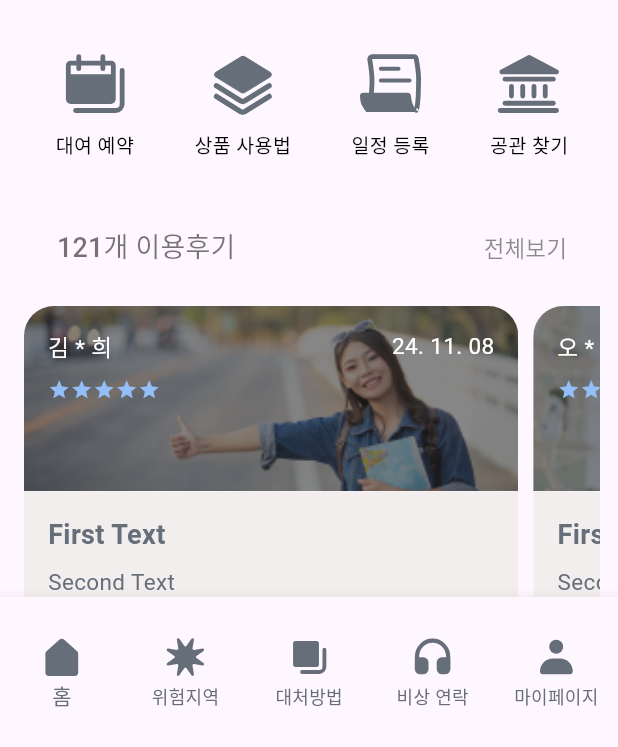
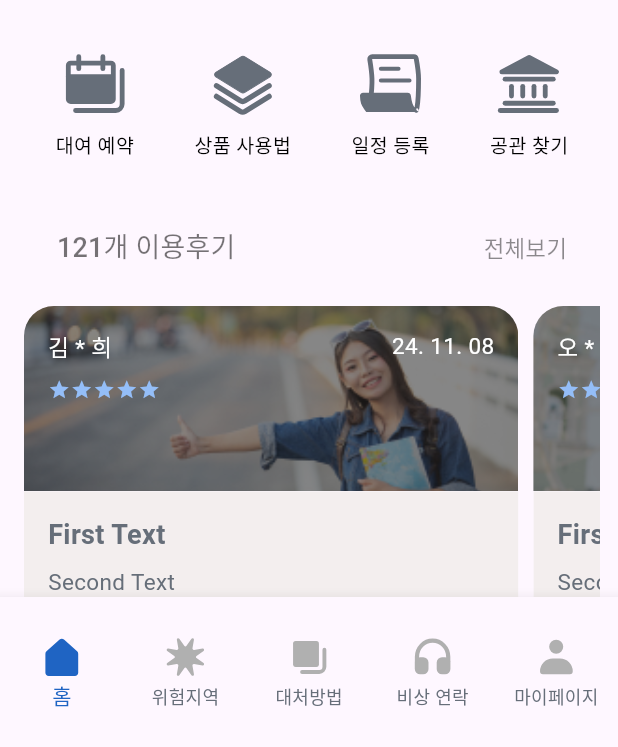
Before and after one commit to mxcoogi/Ravis, a Flutter app: the MainScreen screen opened directly, on a phone screen of 412 x 824 dp, the part 489-1236 px from its top. Run offline on Flutter 3.47's test engine with Material 3 defaults, Android fonts, the phone set to English and light mode, and no system bars; our stand-ins replace flutter_svg, google_maps_flutter.

Commit message:
하단바 액티브 수정

```diff
--- a/lib/widget/wiget_bottombar.dart
+++ b/lib/widget/wiget_bottombar.dart
@@ -21,7 +21,7 @@ class CustomBottomNavBar extends StatelessWidget {
               'assets/homeIcon.svg',
               width: 30,
               height: 30,
-              color: Color(0xFF666E79),
+              color: selectedIndex == 0 ? Color(0xFF1F64C3) : Color(0xFFB0B0B0), // 선택된 경우 색상 변경
             ),
             label: '홈',
           ),
@@ -30,7 +30,7 @@ class CustomBottomNavBar extends StatelessWidget {
               'assets/dangerIcon.svg',
               width: 30,
               height: 30,
-              color: Color(0xFF666E79),
+              color: selectedIndex == 1 ? Color(0xFF1F64C3) : Color(0xFFB0B0B0), // 선택된 경우 색상 변경
             ),
             label: '위험지역',
           ),
@@ -39,7 +39,7 @@ class CustomBottomNavBar extends StatelessWidget {
               'assets/copeIcon.svg',
               width: 30,
               height: 30,
-              color: Color(0xFF666E79),
+              color: selectedIndex == 2 ? Color(0xFF1F64C3) : Color(0xFFB0B0B0), // 선택된 경우 색상 변경
             ),
             label: '대처방법',
           ),
@@ -48,7 +48,7 @@ class CustomBottomNavBar extends StatelessWidget {
               'assets/contactIcon.svg',
               width: 30,
               height: 30,
-              color: Color(0xFF666E79),
+              color: selectedIndex == 3 ? Color(0xFF1F64C3) : Color(0xFFB0B0B0), // 선택된 경우 색상 변경
             ),
             label: '비상 연락',
           ),
@@ -57,12 +57,12 @@ class CustomBottomNavBar extends StatelessWidget {
               'assets/myinfoIcon.svg',
               width: 30,
               height: 30,
-              color: Color(0xFF666E79),
+              color: selectedIndex == 4 ? Color(0xFF1F64C3) : Color(0xFFB0B0B0), // 선택된 경우 색상 변경
             ),
             label: '마이페이지',
           ),
         ],
-        selectedItemColor: Color(0xFF666E79),
+        selectedItemColor: Color(0xFF1F64C3),
         unselectedItemColor: Color(0xFF666E79),
       ),
     );
```
